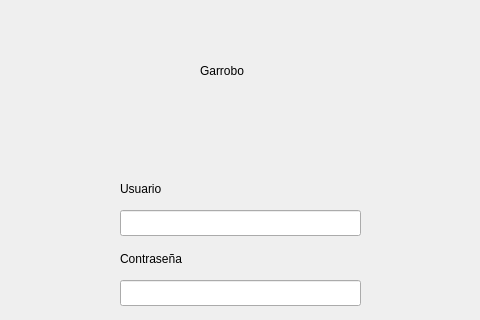
Above: src/firewalls-ui-prototype/loginwindow.ui from andressero/firewalls before the change; both pictures show x 0 to 480 and y 0 to 320 of the 480 by 620 pixel window. Below: the same form after it.
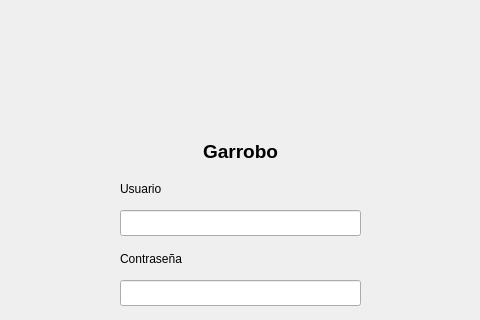
That is the form after the change. Icons and pictures are not drawn.

Commit message: issue add logo resolved

The edit to the form file:
```diff
--- a/src/firewalls-ui-prototype/loginwindow.ui
+++ b/src/firewalls-ui-prototype/loginwindow.ui
@@ -35,14 +35,14 @@
    <widget class="QLabel" name="titleLabel">
     <property name="geometry">
      <rect>
-      <x>200</x>
-      <y>60</y>
+      <x>190</x>
+      <y>140</y>
       <width>101</width>
       <height>21</height>
      </rect>
     </property>
     <property name="text">
-     <string>Garrobo</string>
+     <string>&lt;html&gt;&lt;head/&gt;&lt;body&gt;&lt;p align=&quot;center&quot;&gt;&lt;span style=&quot; font-size:14pt; font-weight:600;&quot;&gt;Garrobo&lt;/span&gt;&lt;/p&gt;&lt;/body&gt;&lt;/html&gt;</string>
     </property>
    </widget>
    <widget class="QLabel" name="userLabel">
@@ -171,6 +171,25 @@
      <bool>true</bool>
     </property>
    </widget>
+   <widget class="QLabel" name="label">
+    <property name="geometry">
+     <rect>
+      <x>190</x>
+      <y>40</y>
+      <width>101</width>
+      <height>101</height>
+     </rect>
+    </property>
+    <property name="text">
+     <string/>
+    </property>
+    <property name="pixmap">
+     <pixmap>../../../../../Descargas/garrobo-logo.png</pixmap>
+    </property>
+    <property name="scaledContents">
+     <bool>true</bool>
+    </property>
+   </widget>
   </widget>
   <widget class="QMenuBar" name="menubar">
    <property name="geometry">
```
The commit also changes 1 other file.
